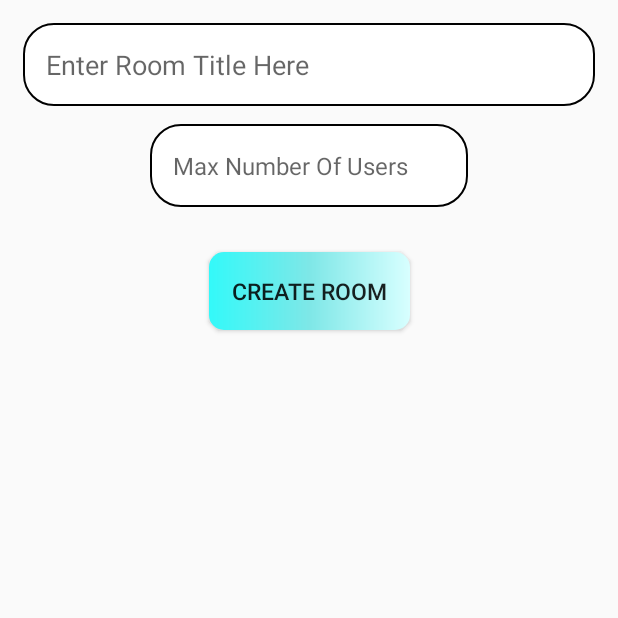
After one commit to NightMare8587/ChatRoom, an Android app: the CreateRoomsActivity screen opened directly, with no data from a screen before it, on a phone screen of 412 x 824 dp, the top half of it. The commit adds this screen. Run offline under Robolectric (Android 15) with nearby library versions, the phone set to English and light mode, and no system bars; our stand-ins replace Firebase (no records; nobody signed in at launch, a user with empty details on screens opened directly).

Commit message:
added rooms to app

```diff
--- a/app/src/main/AndroidManifest.xml
+++ b/app/src/main/AndroidManifest.xml
@@ -15,6 +15,9 @@
         android:supportsRtl="true"
         android:theme="@style/Theme.AppCompat.Light.NoActionBar"
         tools:targetApi="31">
+        <activity
+            android:name=".Home.Frags.Rooms.CreateRoomsActivity"
+            android:exported="false" />
         <activity
             android:name=".Home.Frags.Posts.DetailedPostActivity"
             android:exported="false" />
--- /dev/null
+++ b/app/src/main/java/com/example/chatroom/Home/Frags/Rooms/CreateRoomsActivity.java
@@ -0,0 +1,61 @@
+package com.example.chatroom.Home.Frags.Rooms;
+
+import androidx.appcompat.app.AppCompatActivity;
+
+import android.content.SharedPreferences;
+import android.os.Bundle;
+import android.os.Handler;
+import android.text.TextUtils;
+import android.widget.Button;
+import android.widget.EditText;
+import android.widget.Toast;
+
+import com.example.chatroom.R;
+import com.google.firebase.auth.FirebaseAuth;
+import com.google.firebase.database.DatabaseReference;
+import com.google.firebase.database.FirebaseDatabase;
+
+import java.util.UUID;
+
+public class CreateRoomsActivity extends AppCompatActivity {
+    Button createRoom;
+    EditText title,maxUsers;
+    FirebaseAuth auth = FirebaseAuth.getInstance();
+    @Override
+    protected void onCreate(Bundle savedInstanceState) {
+        super.onCreate(savedInstanceState);
+        setContentView(R.layout.activity_create_rooms);
+        title = findViewById(R.id.createRoomTitle);
+        maxUsers = findViewById(R.id.maxNumberOfUserRoom);
+        createRoom = findViewById(R.id.createRoomButton);
+
+
+        createRoom.setOnClickListener(click -> {
+            if(title.getText().toString().equals("")){
+                Toast.makeText(this, "Enter Some Title", Toast.LENGTH_SHORT).show();
+                return;
+            }
+
+            if(TextUtils.isDigitsOnly(maxUsers.getText().toString()) && !maxUsers.getText().toString().equals("0")){
+                SharedPreferences sharedPreferences = getSharedPreferences("loginInfo",MODE_PRIVATE);
+                RoomClass roomClass = new RoomClass(maxUsers.getText().toString(),title.getText().toString(),sharedPreferences.getString("name",""),sharedPreferences.getString("email",""),auth.getUid());
+                DatabaseReference databaseReference = FirebaseDatabase.getInstance().getReference().getRoot().child("Rooms");
+                UUID uuid = UUID.randomUUID();
+                databaseReference.child(uuid.toString()).setValue(roomClass);
+                databaseReference = FirebaseDatabase.getInstance().getReference().getRoot().child("Rooms").child(uuid.toString()).child("RoomUsers");
+                String time = System.currentTimeMillis() + "";
+                databaseReference.child(time).child("authID").setValue(auth.getUid());
+                databaseReference.child(time).child("name").setValue(sharedPreferences.getString("name",""));
+                databaseReference.child(time).child("email").setValue(sharedPreferences.getString("email",""));
+                Toast.makeText(this, "Room Created Successfully", Toast.LENGTH_SHORT).show();
+                new Handler().postDelayed(new Runnable() {
+                    @Override
+                    public void run() {
+                        finish();
+                    }
+                },550);
+
+            }
+        });
+    }
+}
--- a/app/src/main/java/com/example/chatroom/Home/MyAdapter.java
+++ b/app/src/main/java/com/example/chatroom/Home/MyAdapter.java
@@ -8,7 +8,7 @@ import androidx.fragment.app.FragmentPagerAdapter;
 
 import com.example.chatroom.Home.Frags.MyAccountFragment;
 import com.example.chatroom.Home.Frags.Posts.PostsFragment;
-import com.example.chatroom.Home.Frags.RoomsFragment;
+import com.example.chatroom.Home.Frags.Rooms.RoomsFragment;
 
 class MyAdapter extends FragmentPagerAdapter {
     Context context;
--- /dev/null
+++ b/app/src/main/res/layout/activity_create_rooms.xml
@@ -0,0 +1,53 @@
+<?xml version="1.0" encoding="utf-8"?>
+<androidx.constraintlayout.widget.ConstraintLayout xmlns:android="http://schemas.android.com/apk/res/android"
+    xmlns:app="http://schemas.android.com/apk/res-auto"
+    xmlns:tools="http://schemas.android.com/tools"
+    android:layout_width="match_parent"
+    android:layout_height="match_parent"
+    tools:context=".Home.Frags.Rooms.CreateRoomsActivity">
+
+    <EditText
+        android:id="@+id/createRoomTitle"
+        android:layout_width="0dp"
+        android:layout_height="wrap_content"
+        android:layout_marginStart="15dp"
+        android:layout_marginTop="15dp"
+        android:layout_marginEnd="15dp"
+        android:background="@drawable/edittext_back"
+        android:ems="10"
+        android:hint="Enter Room Title Here"
+        android:inputType="textPersonName"
+        android:padding="15dp"
+        app:layout_constraintEnd_toEndOf="parent"
+        app:layout_constraintStart_toStartOf="parent"
+        app:layout_constraintTop_toTopOf="parent" />
+
+    <EditText
+        android:id="@+id/maxNumberOfUserRoom"
+        android:layout_width="0dp"
+        android:layout_height="wrap_content"
+        android:layout_marginStart="100dp"
+        android:layout_marginTop="12dp"
+        android:layout_marginEnd="100dp"
+        android:background="@drawable/edittext_back"
+        android:hint="Max Number Of Users"
+        android:inputType="number"
+        android:padding="15dp"
+        android:textSize="16sp"
+        app:layout_constraintEnd_toEndOf="parent"
+        app:layout_constraintStart_toStartOf="parent"
+        app:layout_constraintTop_toBottomOf="@+id/createRoomTitle" />
+
+    <Button
+        android:id="@+id/createRoomButton"
+        android:layout_width="wrap_content"
+        android:layout_height="wrap_content"
+        android:layout_marginTop="30dp"
+        android:background="@drawable/create_account_button_back"
+        android:padding="15dp"
+        android:text="Create Room"
+        android:textSize="15sp"
+        app:layout_constraintEnd_toEndOf="parent"
+        app:layout_constraintStart_toStartOf="parent"
+        app:layout_constraintTop_toBottomOf="@+id/maxNumberOfUserRoom" />
+</androidx.constraintlayout.widget.ConstraintLayout>
```
Also changed, not shown: app/src/main/java/com/example/chatroom/Home/Frags/Rooms/RoomAdapter.java (added, +64 -0 lines), app/src/main/java/com/example/chatroom/Home/Frags/Rooms/RoomClass.java (added, +13 -0 lines), app/src/main/java/com/example/chatroom/Home/Frags/Rooms/RoomsFragment.java (added, +147 -0 lines), app/src/main/java/com/example/chatroom/Home/Frags/RoomsFragment.java (deleted, +0 -25 lines), app/src/main/res/layout/room_card_view.xml (added, +48 -0 lines), app/src/main/res/layout/rooms_fragment_layout.xml (+23 -0 lines).
